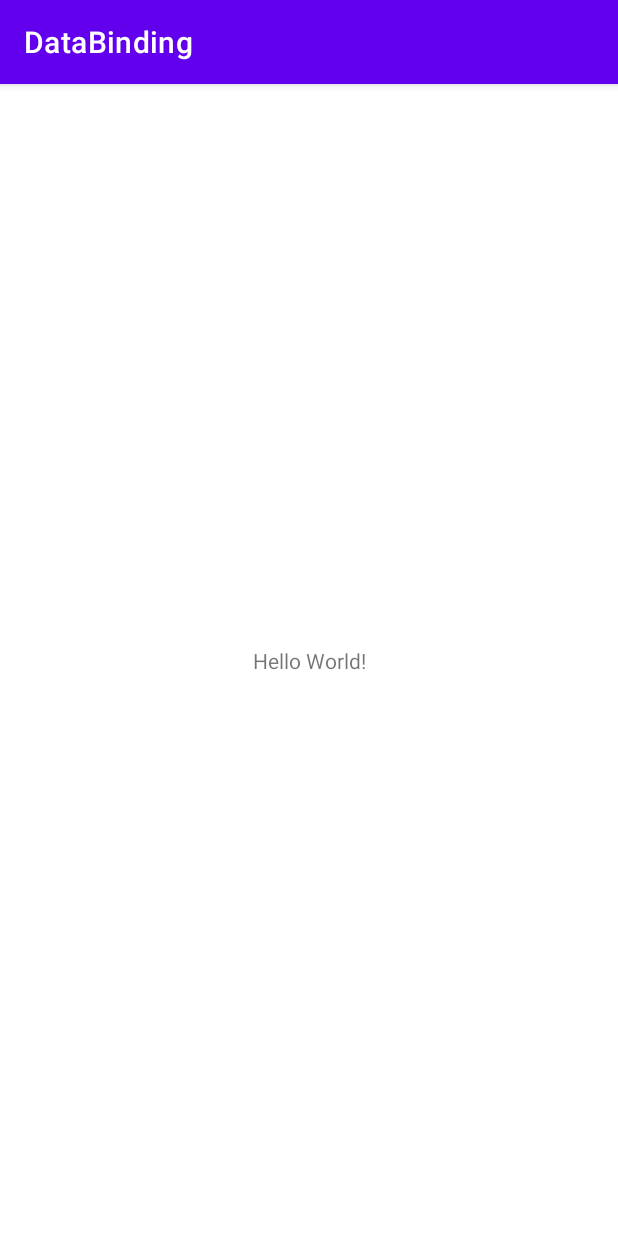
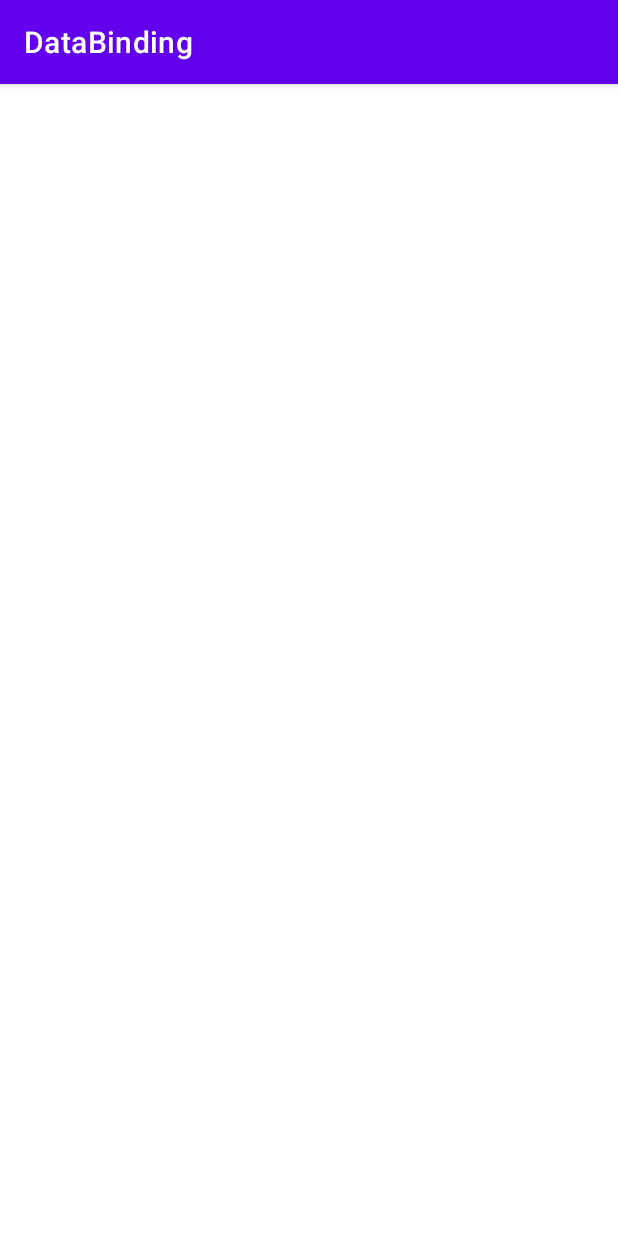
Before and after one commit to x1ang77/DataBinding, an Android app: the screen it shows after launch (MainActivity), on a phone screen of 412 x 824 dp. Run offline under Robolectric (Android 15) with nearby library versions, the phone set to English and light mode, and no system bars.

Commit message:
first commit ofc

```diff
--- a/app/src/main/res/layout/activity_main.xml
+++ b/app/src/main/res/layout/activity_main.xml
@@ -6,13 +6,10 @@
     android:layout_height="match_parent"
     tools:context=".MainActivity">
 
-    <TextView
-        android:layout_width="wrap_content"
-        android:layout_height="wrap_content"
-        android:text="Hello World!"
-        app:layout_constraintBottom_toBottomOf="parent"
-        app:layout_constraintEnd_toEndOf="parent"
-        app:layout_constraintStart_toStartOf="parent"
-        app:layout_constraintTop_toTopOf="parent" />
+   <androidx.fragment.app.FragmentContainerView
+       android:layout_width="match_parent"
+       android:layout_height="wrap_content">
+
+   </androidx.fragment.app.FragmentContainerView>
 
 </androidx.constraintlayout.widget.ConstraintLayout>
```
